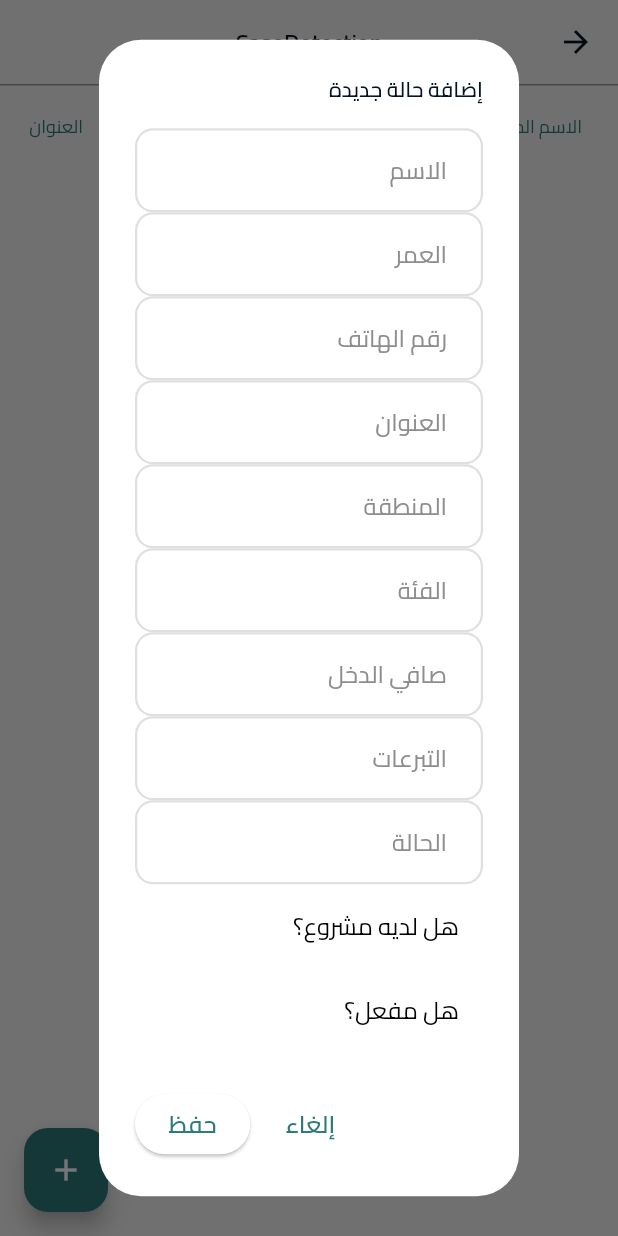
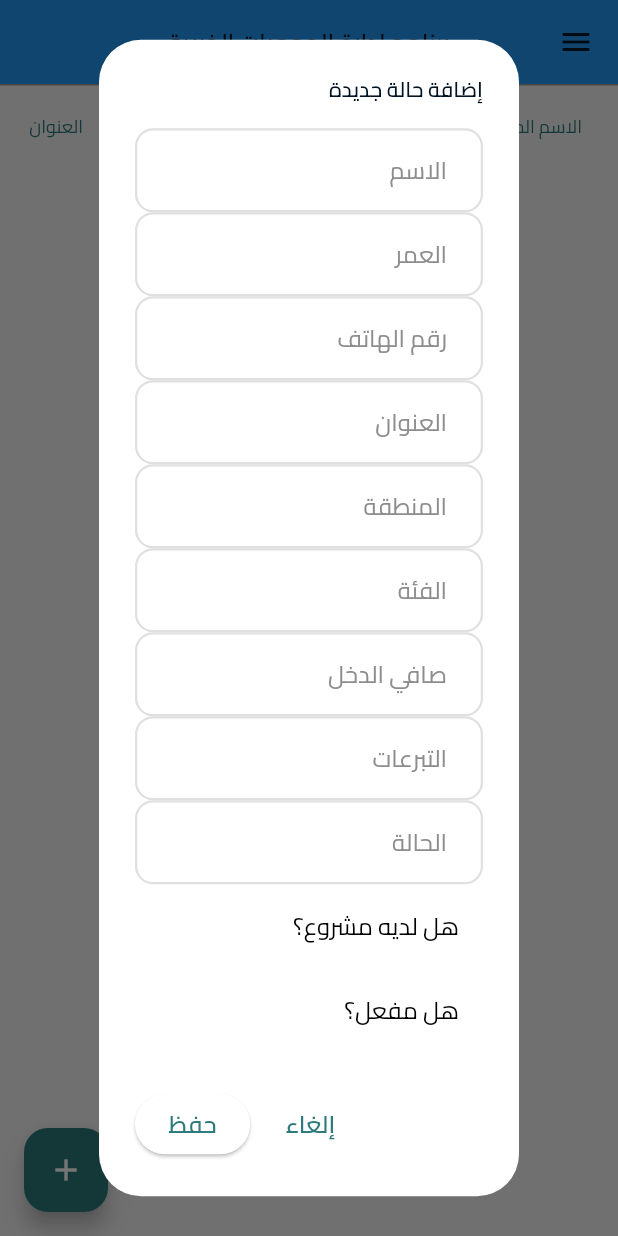
Before and after one commit to youssef-taha-mohamed/association_management, a Flutter app: the CaseDetection screen opened directly, after a tap on the "add" icon, on a phone screen of 412 x 824 dp. Run offline on Flutter 3.47's test engine with Material 3 defaults, Android fonts, the phone set to English and light mode, and no system bars; our stand-ins replace cached_network_image, country_code_picker, device_preview, dio, equatable, firebase_core and 16 more; missing offline and left inert: flutter_app_badge, requests_inspector; accounts and stored records are empty; statements that could not run were skipped.

Commit message:
case_detection

```diff
--- a/lib/feature/case_detection/presentation/case_detection_view.dart
+++ b/lib/feature/case_detection/presentation/case_detection_view.dart
@@ -14,12 +14,24 @@ class _CaseDetectionState extends State<CaseDetection> {
   List<Coin> _data = [];
   @override
   Widget build(BuildContext context) {
-    return Scaffold(
-      appBar: AppBar(title: MainText('CaseDetection')),
-      body: _buildUI(),
-      floatingActionButton: FloatingActionButton(
-        onPressed: _showAddForm,
-        child: Icon(Icons.add),
+    return Directionality(
+      textDirection: TextDirection.rtl,
+      child: Scaffold(
+        appBar: AppBar(
+          backgroundColor: Colors.blue,
+          title: const Text("برنامج ادارة الجمعيات الخيرية"),
+          leading: IconButton(
+            icon: const Icon(Icons.menu),
+            onPressed: () {
+              // افتح القائمة الجانبية
+            },
+          ),
+        ),
+        body: _buildUI(),
+        floatingActionButton: FloatingActionButton(
+          onPressed: _showAddForm,
+          child: Icon(Icons.add),
+        ),
       ),
     );
   }
```
